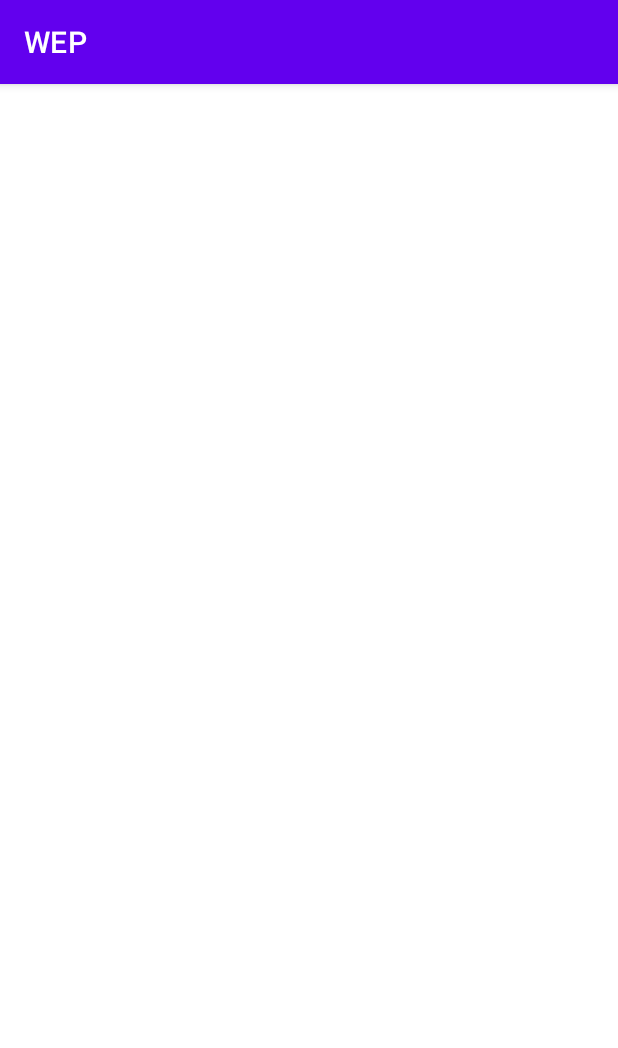
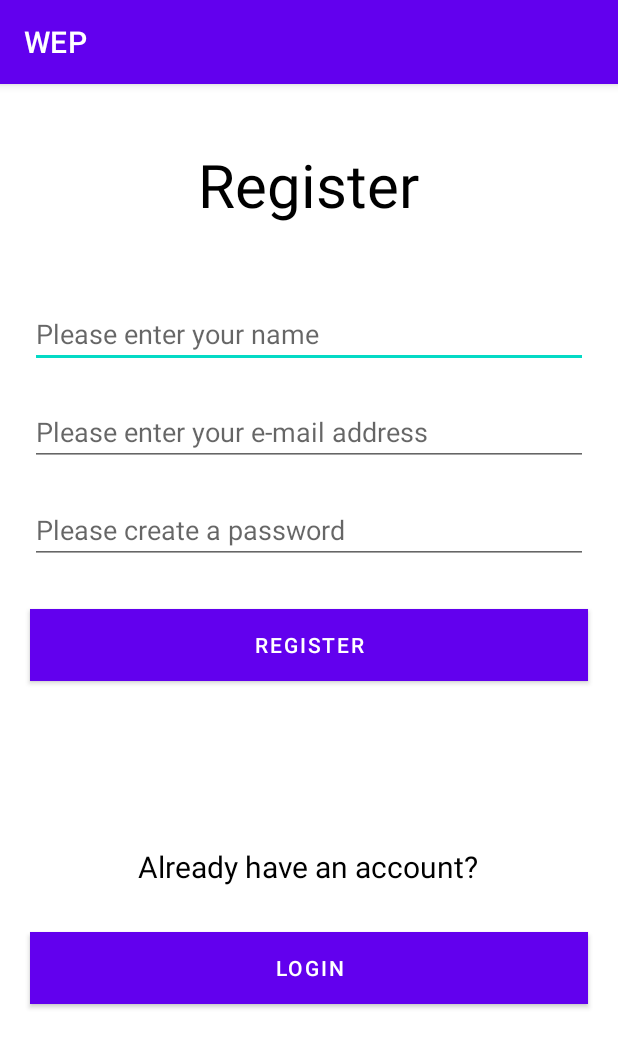
Before and after one commit to elifsagban/WEP, an Android app: the Register screen opened directly, with no data from a screen before it, on a phone screen of 412 x 824 dp. Shown: the top 1048 px of the screen. Run offline under Robolectric (Android 15) with nearby library versions, the phone set to English and light mode, and no system bars; our stand-ins replace Firebase (no records; nobody signed in at launch, a user with empty details on screens opened directly).

Commit message:
Firebase + register

```diff
--- a/app/build.gradle
+++ b/app/build.gradle
@@ -1,5 +1,6 @@
 plugins {
     id 'com.android.application'
+    id 'com.google.gms.google-services'
 }
 
 android {
@@ -28,10 +29,12 @@ android {
 }
 
 dependencies {
-
+    implementation platform('com.google.firebase:firebase-bom:26.5.0')
     implementation 'androidx.appcompat:appcompat:1.1.0'
     implementation 'com.google.android.material:material:1.1.0'
     implementation 'androidx.constraintlayout:constraintlayout:1.1.3'
+    implementation 'com.google.firebase:firebase-auth:19.2.0'
+    implementation 'com.google.firebase:firebase-auth:20.0.2'
     testImplementation 'junit:junit:4.+'
     androidTestImplementation 'androidx.test.ext:junit:1.1.1'
     androidTestImplementation 'androidx.test.espresso:espresso-core:3.2.0'
--- a/app/src/main/java/com/elif/wep/Register.java
+++ b/app/src/main/java/com/elif/wep/Register.java
@@ -1,14 +1,61 @@
 package com.elif.wep;
 
+import androidx.annotation.NonNull;
 import androidx.appcompat.app.AppCompatActivity;
 
 import android.os.Bundle;
+import android.text.TextUtils;
+import android.view.View;
+import android.widget.Button;
+import android.widget.EditText;
+import android.widget.Toast;
+
+import com.google.android.gms.tasks.OnCompleteListener;
+import com.google.android.gms.tasks.Task;
+import com.google.firebase.auth.AuthResult;
+import com.google.firebase.auth.FirebaseAuth;
 
 public class Register extends AppCompatActivity {
+
+    FirebaseAuth mAuth;
+    EditText nameText, emailText, passwordText;
+    Button registerBtn, loginBtn;
 
     @Override
     protected void onCreate(Bundle savedInstanceState) {
         super.onCreate(savedInstanceState);
         setContentView(R.layout.activity_register);
+
+        mAuth = FirebaseAuth.getInstance();
+        nameText = findViewById(R.id.name);
+        emailText = findViewById(R.id.email);
+        passwordText = findViewById(R.id.password);
+        registerBtn = findViewById(R.id.register);
+        loginBtn = findViewById(R.id.login);
+
+        registerBtn.setOnClickListener(new View.OnClickListener() {
+            @Override
+            public void onClick(View view) {
+                String name = nameText.getText().toString();
+                String email = emailText.getText().toString();
+                String password = passwordText.getText().toString();
+                if (TextUtils.isEmpty(email) || TextUtils.isEmpty(name) || TextUtils.isEmpty(password)){
+                    Toast.makeText(Register.this, "Fill out each cell!", Toast.LENGTH_SHORT).show();
+                }else if (password.length() < 6){
+                    Toast.makeText(Register.this, "Please enter a password more than 6 characters", Toast.LENGTH_SHORT).show();
+                }else{
+                    mAuth.createUserWithEmailAndPassword(email, password).addOnCompleteListener(new OnCompleteListener<AuthResult>() {
+                        @Override
+                        public void onComplete(@NonNull Task<AuthResult> task) {
+                            if (task.isSuccessful()){
+                                Toast.makeText(Register.this, "Registered successfully!", Toast.LENGTH_SHORT).show();
+                            }else{
+                                Toast.makeText(Register.this, "The user is not registered!", Toast.LENGTH_SHORT).show();
+                            }
+                        }
+                    });
+                }
+            }
+        });
     }
 }
--- a/app/src/main/res/layout/activity_register.xml
+++ b/app/src/main/res/layout/activity_register.xml
@@ -6,4 +6,74 @@
     android:layout_height="match_parent"
     tools:context=".Register">
 
+    <LinearLayout
+        android:layout_width="match_parent"
+        android:layout_height="match_parent"
+        android:orientation="vertical">
+
+        <TextView
+            android:layout_width="wrap_content"
+            android:layout_height="wrap_content"
+            android:text="Register"
+            android:textSize="40sp"
+            android:layout_gravity="center"
+            android:layout_marginTop="40dp"
+            android:textColor="@color/black"/>
+        <EditText
+            android:id="@+id/name"
+            android:layout_width="match_parent"
+            android:layout_height="wrap_content"
+            android:layout_marginStart="20dp"
+            android:layout_marginEnd="20dp"
+            android:layout_marginTop="50dp"
+            android:hint="Please enter your name"/>
+        <EditText
+            android:id="@+id/email"
+            android:layout_width="match_parent"
+            android:layout_height="wrap_content"
+            android:layout_marginStart="20dp"
+            android:layout_marginEnd="20dp"
+            android:layout_marginTop="20dp"
+            android:hint="Please enter your e-mail address"
+            android:inputType="textEmailAddress"/>
+        <EditText
+            android:id="@+id/password"
+            android:layout_width="match_parent"
+            android:layout_height="wrap_content"
+            android:layout_marginStart="20dp"
+            android:layout_marginEnd="20dp"
+            android:layout_marginTop="20dp"
+            android:hint="Please create a password"
+            android:inputType="textPassword"/>
+        <Button
+            android:id="@+id/register"
+            android:layout_width="match_parent"
+            android:layout_height="wrap_content"
+            android:layout_marginStart="20dp"
+            android:layout_marginEnd="20dp"
+            android:layout_marginTop="30dp"
+            android:background="@color/cardview_light_background"
+            android:text="Register"
+            android:textColor="@color/white"/>
+        <TextView
+            android:layout_width="wrap_content"
+            android:layout_height="wrap_content"
+            android:text="Already have an account?"
+            android:textSize="20sp"
+            android:layout_gravity="center"
+            android:layout_marginTop="110dp"
+            android:textColor="@color/black"/>
+        <Button
+            android:id="@+id/login"
+            android:layout_width="match_parent"
+            android:layout_height="wrap_content"
+            android:layout_marginStart="20dp"
+            android:layout_marginEnd="20dp"
+            android:layout_marginTop="30dp"
+            android:background="@color/cardview_light_background"
+            android:text="Login"
+            android:textColor="@color/white"/>
+
+
+    </LinearLayout>
 </androidx.constraintlayout.widget.ConstraintLayout>
--- a/build.gradle
+++ b/build.gradle
@@ -6,6 +6,7 @@ buildscript {
     }
     dependencies {
         classpath "com.android.tools.build:gradle:4.1.2"
+        classpath 'com.google.gms:google-services:4.3.5'
 
         // NOTE: Do not place your application dependencies here; they belong
         // in the individual module build.gradle files
```
Also changed, not shown: app/src/main/java/com/elif/wep/MainActivity.java (+18 -0 lines), app/src/main/res/layout/activity_main.xml (+10 -0 lines), 1 other file.
